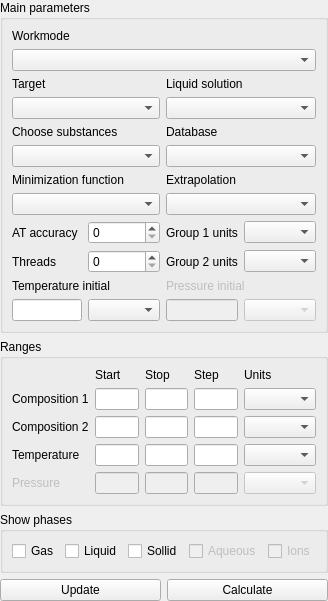
The window that src/calculationparameters.ui (alexonemore/atc) describes before a commit, drawn with Qt 5.
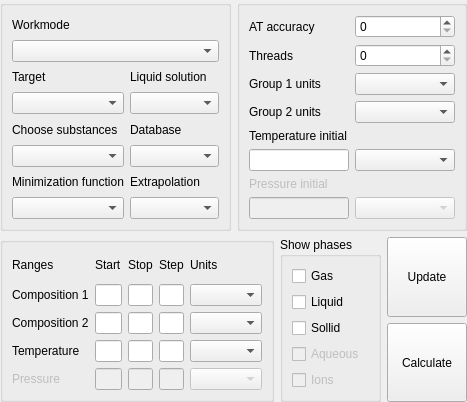
The same window after the commit.

Patch:
```diff
--- a/src/calculationparameters.ui
+++ b/src/calculationparameters.ui
@@ -6,8 +6,8 @@
    <rect>
     <x>0</x>
     <y>0</y>
-    <width>321</width>
-    <height>571</height>
+    <width>442</width>
+    <height>378</height>
    </rect>
   </property>
   <property name="sizePolicy">
@@ -19,7 +19,7 @@
   <property name="windowTitle">
    <string>GroupBox</string>
   </property>
-  <layout class="QVBoxLayout" name="verticalLayout">
+  <layout class="QVBoxLayout" name="verticalLayout_2">
    <property name="leftMargin">
     <number>0</number>
    </property>
@@ -33,59 +33,17 @@
     <number>0</number>
    </property>
    <item>
+    <layout class="QHBoxLayout" name="horizontalLayout">
+     <item>
     <widget class="QGroupBox" name="groupBox">
      <property name="title">
-      <string>Main parameters</string>
-     </property>
-     <layout class="QVBoxLayout" name="verticalLayout_2">
-      <item>
+        <string/>
+       </property>
        <layout class="QGridLayout" name="gridLayout_3">
-        <item row="9" column="2">
-         <widget class="QLabel" name="label_8">
-          <property name="text">
-           <string>Group 2 units</string>
-          </property>
-          <property name="alignment">
-           <set>Qt::AlignLeading|Qt::AlignLeft|Qt::AlignVCenter</set>
-          </property>
-         </widget>
-        </item>
-        <item row="8" column="3">
-         <widget class="QComboBox" name="group1_units"/>
-        </item>
-        <item row="8" column="1">
-         <widget class="QSpinBox" name="at_accuracy"/>
-        </item>
-        <item row="9" column="1">
-         <widget class="QSpinBox" name="threads"/>
-        </item>
-        <item row="7" column="0" colspan="2">
-         <widget class="QComboBox" name="minimization_function"/>
-        </item>
-        <item row="2" column="0" colspan="2">
-         <widget class="QLabel" name="label_19">
-          <property name="text">
-           <string>Target</string>
-          </property>
-          <property name="alignment">
-           <set>Qt::AlignLeading|Qt::AlignLeft|Qt::AlignVCenter</set>
-          </property>
-         </widget>
-        </item>
-        <item row="5" column="0" colspan="2">
+        <item row="5" column="0">
          <widget class="QComboBox" name="choose_substances"/>
         </item>
-        <item row="6" column="0" colspan="2">
-         <widget class="QLabel" name="label_23">
-          <property name="text">
-           <string>Minimization function</string>
-          </property>
-          <property name="alignment">
-           <set>Qt::AlignLeading|Qt::AlignLeft|Qt::AlignVCenter</set>
-          </property>
-         </widget>
-        </item>
-        <item row="4" column="0" colspan="2">
+        <item row="4" column="0">
          <widget class="QLabel" name="label_28">
           <property name="text">
            <string>Choose substances</string>
@@ -95,7 +53,107 @@
           </property>
          </widget>
         </item>
-        <item row="9" column="0">
+        <item row="6" column="0">
+         <widget class="QLabel" name="label_23">
+          <property name="text">
+           <string>Minimization function</string>
+          </property>
+          <property name="alignment">
+           <set>Qt::AlignLeading|Qt::AlignLeft|Qt::AlignVCenter</set>
+          </property>
+         </widget>
+        </item>
+        <item row="2" column="0">
+         <widget class="QLabel" name="label_19">
+          <property name="text">
+           <string>Target</string>
+          </property>
+          <property name="alignment">
+           <set>Qt::AlignLeading|Qt::AlignLeft|Qt::AlignVCenter</set>
+          </property>
+         </widget>
+        </item>
+        <item row="7" column="0">
+         <widget class="QComboBox" name="minimization_function"/>
+        </item>
+        <item row="3" column="0">
+         <widget class="QComboBox" name="target"/>
+        </item>
+        <item row="2" column="1">
+         <widget class="QLabel" name="label_22">
+          <property name="text">
+           <string>Liquid solution</string>
+          </property>
+          <property name="alignment">
+           <set>Qt::AlignLeading|Qt::AlignLeft|Qt::AlignVCenter</set>
+          </property>
+         </widget>
+        </item>
+        <item row="3" column="1">
+         <widget class="QComboBox" name="liquid_solution"/>
+        </item>
+        <item row="1" column="0" colspan="2">
+         <widget class="QComboBox" name="workmode"/>
+        </item>
+        <item row="0" column="0" colspan="2">
+         <widget class="QLabel" name="label_29">
+          <property name="text">
+           <string>Workmode</string>
+          </property>
+          <property name="alignment">
+           <set>Qt::AlignLeading|Qt::AlignLeft|Qt::AlignVCenter</set>
+          </property>
+         </widget>
+        </item>
+        <item row="4" column="1">
+         <widget class="QLabel" name="label_24">
+          <property name="text">
+           <string>Database</string>
+          </property>
+          <property name="alignment">
+           <set>Qt::AlignLeading|Qt::AlignLeft|Qt::AlignVCenter</set>
+          </property>
+         </widget>
+        </item>
+        <item row="5" column="1">
+         <widget class="QComboBox" name="database"/>
+        </item>
+        <item row="6" column="1">
+         <widget class="QLabel" name="label_25">
+          <property name="text">
+           <string>Extrapolation</string>
+          </property>
+          <property name="alignment">
+           <set>Qt::AlignLeading|Qt::AlignLeft|Qt::AlignVCenter</set>
+          </property>
+         </widget>
+        </item>
+        <item row="7" column="1">
+         <widget class="QComboBox" name="extrapolation"/>
+        </item>
+       </layout>
+      </widget>
+     </item>
+     <item>
+      <widget class="QGroupBox" name="groupBox_2">
+       <property name="title">
+        <string/>
+       </property>
+       <layout class="QGridLayout" name="gridLayout_4">
+        <item row="0" column="1">
+         <widget class="QSpinBox" name="at_accuracy"/>
+        </item>
+        <item row="5" column="0">
+         <widget class="QLineEdit" name="temperature_initial">
+          <property name="sizePolicy">
+           <sizepolicy hsizetype="Ignored" vsizetype="Fixed">
+            <horstretch>0</horstretch>
+            <verstretch>0</verstretch>
+           </sizepolicy>
+          </property>
+         </widget>
+        </item>
+        <item row="1" column="0">
          <widget class="QLabel" name="label_27">
           <property name="text">
            <string>Threads</string>
@@ -105,17 +163,33 @@
           </property>
          </widget>
         </item>
-        <item row="8" column="2">
-         <widget class="QLabel" name="label_7">
+        <item row="1" column="1">
+         <widget class="QSpinBox" name="threads"/>
+        </item>
+        <item row="3" column="0">
+         <widget class="QLabel" name="label_8">
           <property name="text">
-           <string>Group 1 units</string>
+           <string>Group 2 units</string>
           </property>
           <property name="alignment">
            <set>Qt::AlignLeading|Qt::AlignLeft|Qt::AlignVCenter</set>
           </property>
          </widget>
         </item>
-        <item row="8" column="0">
+        <item row="5" column="1">
+         <widget class="QComboBox" name="temperature_initial_units"/>
+        </item>
+        <item row="4" column="0" colspan="2">
+         <widget class="QLabel" name="label_2">
+          <property name="text">
+           <string>Temperature initial</string>
+          </property>
+          <property name="alignment">
+           <set>Qt::AlignLeading|Qt::AlignLeft|Qt::AlignVCenter</set>
+          </property>
+         </widget>
+        </item>
+        <item row="0" column="0">
          <widget class="QLabel" name="label_26">
           <property name="text">
            <string>AT accuracy</string>
@@ -125,26 +199,23 @@
           </property>
          </widget>
         </item>
-        <item row="9" column="3">
+        <item row="2" column="1">
+         <widget class="QComboBox" name="group1_units"/>
+        </item>
+        <item row="2" column="0">
+         <widget class="QLabel" name="label_7">
+          <property name="text">
+           <string>Group 1 units</string>
+          </property>
+          <property name="alignment">
+           <set>Qt::AlignLeading|Qt::AlignLeft|Qt::AlignVCenter</set>
+          </property>
+         </widget>
+        </item>
+        <item row="3" column="1">
          <widget class="QComboBox" name="group2_units"/>
         </item>
-        <item row="3" column="0" colspan="2">
-         <widget class="QComboBox" name="target"/>
-        </item>
-        <item row="11" column="0">
-         <widget class="QLineEdit" name="temperature_initial">
-          <property name="sizePolicy">
-           <sizepolicy hsizetype="Ignored" vsizetype="Fixed">
-            <horstretch>0</horstretch>
-            <verstretch>0</verstretch>
-           </sizepolicy>
-          </property>
-         </widget>
-        </item>
-        <item row="11" column="1">
-         <widget class="QComboBox" name="temperature_initial_units"/>
-        </item>
-        <item row="11" column="2">
+        <item row="7" column="0">
          <widget class="QLineEdit" name="pressure_initial">
           <property name="enabled">
            <bool>false</bool>
@@ -157,24 +228,14 @@
           </property>
          </widget>
         </item>
-        <item row="11" column="3">
+        <item row="7" column="1">
          <widget class="QComboBox" name="pressure_initial_units">
           <property name="enabled">
            <bool>false</bool>
           </property>
          </widget>
         </item>
-        <item row="10" column="0" colspan="2">
-         <widget class="QLabel" name="label_2">
-          <property name="text">
-           <string>Temperature initial</string>
-          </property>
-          <property name="alignment">
-           <set>Qt::AlignLeading|Qt::AlignLeft|Qt::AlignVCenter</set>
-          </property>
-         </widget>
-        </item>
-        <item row="10" column="2" colspan="2">
+        <item row="6" column="0" colspan="2">
          <widget class="QLabel" name="label_6">
           <property name="enabled">
            <bool>false</bool>
@@ -187,112 +248,25 @@
           </property>
          </widget>
         </item>
-        <item row="6" column="2" colspan="2">
-         <widget class="QLabel" name="label_25">
-          <property name="text">
-           <string>Extrapolation</string>
-          </property>
-          <property name="alignment">
-           <set>Qt::AlignLeading|Qt::AlignLeft|Qt::AlignVCenter</set>
-          </property>
-         </widget>
-        </item>
-        <item row="7" column="2" colspan="2">
-         <widget class="QComboBox" name="extrapolation"/>
-        </item>
-        <item row="5" column="2" colspan="2">
-         <widget class="QComboBox" name="database"/>
-        </item>
-        <item row="4" column="2" colspan="2">
-         <widget class="QLabel" name="label_24">
-          <property name="text">
-           <string>Database</string>
-          </property>
-          <property name="alignment">
-           <set>Qt::AlignLeading|Qt::AlignLeft|Qt::AlignVCenter</set>
-          </property>
-         </widget>
-        </item>
-        <item row="2" column="2" colspan="2">
-         <widget class="QLabel" name="label_22">
-          <property name="text">
-           <string>Liquid solution</string>
-          </property>
-          <property name="alignment">
-           <set>Qt::AlignLeading|Qt::AlignLeft|Qt::AlignVCenter</set>
-          </property>
-         </widget>
-        </item>
-        <item row="3" column="2" colspan="2">
-         <widget class="QComboBox" name="liquid_solution"/>
-        </item>
-        <item row="0" column="0" colspan="4">
-         <widget class="QLabel" name="label_29">
-          <property name="text">
-           <string>Workmode</string>
-          </property>
-          <property name="alignment">
-           <set>Qt::AlignLeading|Qt::AlignLeft|Qt::AlignVCenter</set>
-          </property>
-         </widget>
-        </item>
-        <item row="1" column="0" colspan="4">
-         <widget class="QComboBox" name="workmode"/>
-        </item>
-       </layout>
-      </item>
-     </layout>
-    </widget>
-   </item>
+       </layout>
+      </widget>
+     </item>
+    </layout>
+   </item>
    <item>
-    <widget class="QGroupBox" name="groupBox_2">
-     <property name="title">
-      <string>Ranges</string>
-     </property>
-     <layout class="QVBoxLayout" name="verticalLayout_3">
+    <layout class="QHBoxLayout" name="horizontalLayout_2">
       <item>
-       <layout class="QGridLayout" name="gridLayout_2">
-        <item row="2" column="4">
-         <widget class="QComboBox" name="composition2_units"/>
-        </item>
-        <item row="4" column="4">
-         <widget class="QComboBox" name="pressure_units">
-          <property name="enabled">
-           <bool>false</bool>
-          </property>
-         </widget>
-        </item>
-        <item row="0" column="4">
-         <widget class="QLabel" name="label_42">
-          <property name="text">
-           <string>Units</string>
-          </property>
-         </widget>
-        </item>
-        <item row="0" column="2">
-         <widget class="QLabel" name="label_40">
-          <property name="text">
-           <string>Stop</string>
-          </property>
-         </widget>
-        </item>
-        <item row="0" column="3">
-         <widget class="QLabel" name="label_41">
-          <property name="text">
-           <string>Step</string>
-          </property>
-         </widget>
-        </item>
-        <item row="1" column="2">
-         <widget class="QLineEdit" name="composition1_stop">
+      <widget class="QGroupBox" name="groupBox_3">
           <property name="sizePolicy">
-           <sizepolicy hsizetype="Ignored" vsizetype="Fixed">
-            <horstretch>0</horstretch>
+        <sizepolicy hsizetype="Preferred" vsizetype="Preferred">
+         <horstretch>10</horstretch>
             <verstretch>0</verstretch>
            </sizepolicy>
           </property>
-         </widget>
-        </item>
+       <property name="title">
+        <string/>
+       </property>
+       <layout class="QGridLayout" name="gridLayout">
         <item row="4" column="0">
          <widget class="QLabel" name="label_43">
           <property name="enabled">
@@ -303,29 +277,6 @@
           </property>
          </widget>
         </item>
-        <item row="1" column="3">
-         <widget class="QLineEdit" name="composition1_step">
-          <property name="sizePolicy">
-           <sizepolicy hsizetype="Ignored" vsizetype="Fixed">
-            <horstretch>0</horstretch>
-            <verstretch>0</verstretch>
-           </sizepolicy>
-          </property>
-         </widget>
-        </item>
-        <item row="4" column="2">
-         <widget class="QLineEdit" name="pressure_stop">
-          <property name="enabled">
-           <bool>false</bool>
-          </property>
-          <property name="sizePolicy">
-           <sizepolicy hsizetype="Ignored" vsizetype="Fixed">
-            <horstretch>0</horstretch>
-            <verstretch>0</verstretch>
-           </sizepolicy>
-          </property>
-         </widget>
-        </item>
         <item row="3" column="1">
          <widget class="QLineEdit" name="temperature_start">
           <property name="sizePolicy">
@@ -336,95 +287,6 @@
           </property>
          </widget>
         </item>
-        <item row="4" column="3">
-         <widget class="QLineEdit" name="pressure_step">
-          <property name="enabled">
-           <bool>false</bool>
-          </property>
-          <property name="sizePolicy">
-           <sizepolicy hsizetype="Ignored" vsizetype="Fixed">
-            <horstretch>0</horstretch>
-            <verstretch>0</verstretch>
-           </sizepolicy>
-          </property>
-         </widget>
-        </item>
-        <item row="4" column="1">
-         <widget class="QLineEdit" name="pressure_start">
-          <property name="enabled">
-           <bool>false</bool>
-          </property>
-          <property name="sizePolicy">
-           <sizepolicy hsizetype="Ignored" vsizetype="Fixed">
-            <horstretch>0</horstretch>
-            <verstretch>0</verstretch>
-           </sizepolicy>
-          </property>
-         </widget>
-        </item>
-        <item row="2" column="1">
-         <widget class="QLineEdit" name="composition2_start">
-          <property name="sizePolicy">
-           <sizepolicy hsizetype="Ignored" vsizetype="Fixed">
-            <horstretch>0</horstretch>
-            <verstretch>0</verstretch>
-           </sizepolicy>
-          </property>
-         </widget>
-        </item>
-        <item row="3" column="2">
-         <widget class="QLineEdit" name="temperature_stop">
-          <property name="sizePolicy">
-           <sizepolicy hsizetype="Ignored" vsizetype="Fixed">
-            <horstretch>0</horstretch>
-            <verstretch>0</verstretch>
-           </sizepolicy>
-          </property>
-         </widget>
-        </item>
-        <item row="3" column="4">
-         <widget class="QComboBox" name="temperature_units"/>
-        </item>
-        <item row="3" column="3">
-         <widget class="QLineEdit" name="temperature_step">
-          <property name="sizePolicy">
-           <sizepolicy hsizetype="Ignored" vsizetype="Fixed">
-            <horstretch>0</horstretch>
-            <verstretch>0</verstretch>
-           </sizepolicy>
-          </property>
-         </widget>
-        </item>
-        <item row="1" column="0">
-         <widget class="QLabel" name="label_38">
-          <property name="text">
-           <string>Composition 1</string>
-          </property>
-         </widget>
-        </item>
-        <item row="2" column="2">
-         <widget class="QLineEdit" name="composition2_stop">
-          <property name="sizePolicy">
-           <sizepolicy hsizetype="Ignored" vsizetype="Fixed">
-            <horstretch>0</horstretch>
-            <verstretch>0</verstretch>
-           </sizepolicy>
-          </property>
-         </widget>
-        </item>
-        <item row="2" column="3">
-         <widget class="QLineEdit" name="composition2_step">
-          <property name="sizePolicy">
-           <sizepolicy hsizetype="Ignored" vsizetype="Fixed">
-            <horstretch>0</horstretch>
-            <verstretch>0</verstretch>
-           </sizepolicy>
-          </property>
-         </widget>
-        </item>
-        <item row="1" column="4">
-         <widget class="QComboBox" name="composition1_units"/>
-        </item>
         <item row="2" column="0">
          <widget class="QLabel" name="label_37">
           <property name="text">
@@ -432,6 +294,43 @@
           </property>
          </widget>
         </item>
+        <item row="0" column="3">
+         <widget class="QLabel" name="label_41">
+          <property name="text">
+           <string>Step</string>
+          </property>
+         </widget>
+        </item>
+        <item row="3" column="3">
+         <widget class="QLineEdit" name="temperature_step">
+          <property name="sizePolicy">
+           <sizepolicy hsizetype="Ignored" vsizetype="Fixed">
+            <horstretch>0</horstretch>
+            <verstretch>0</verstretch>
+           </sizepolicy>
+          </property>
+         </widget>
+        </item>
+        <item row="2" column="1">
+         <widget class="QLineEdit" name="composition2_start">
+          <property name="sizePolicy">
+           <sizepolicy hsizetype="Ignored" vsizetype="Fixed">
+            <horstretch>0</horstretch>
+            <verstretch>0</verstretch>
+           </sizepolicy>
+          </property>
+         </widget>
+        </item>
+        <item row="1" column="3">
+         <widget class="QLineEdit" name="composition1_step">
+          <property name="sizePolicy">
+           <sizepolicy hsizetype="Ignored" vsizetype="Fixed">
+            <horstretch>0</horstretch>
+            <verstretch>0</verstretch>
+           </sizepolicy>
+          </property>
+         </widget>
+        </item>
         <item row="0" column="1">
          <widget class="QLabel" name="label_39">
           <property name="text">
@@ -439,6 +338,16 @@
           </property>
          </widget>
         </item>
+        <item row="1" column="2">
+         <widget class="QLineEdit" name="composition1_stop">
+          <property name="sizePolicy">
+           <sizepolicy hsizetype="Ignored" vsizetype="Fixed">
+            <horstretch>0</horstretch>
+            <verstretch>0</verstretch>
+           </sizepolicy>
+          </property>
+         </widget>
+        </item>
         <item row="3" column="0">
          <widget class="QLabel" name="label_13">
           <property name="text">
@@ -446,6 +355,13 @@
           </property>
          </widget>
         </item>
+        <item row="0" column="0">
+         <widget class="QLabel" name="label">
+          <property name="text">
+           <string>Ranges</string>
+          </property>
+         </widget>
+        </item>
         <item row="1" column="1">
          <widget class="QLineEdit" name="composition1_start">
           <property name="sizePolicy">
@@ -462,7 +378,111 @@
           </property>
          </widget>
         </item>
-       </layout>
+        <item row="2" column="3">
+         <widget class="QLineEdit" name="composition2_step">
+          <property name="sizePolicy">
+           <sizepolicy hsizetype="Ignored" vsizetype="Fixed">
+            <horstretch>0</horstretch>
+            <verstretch>0</verstretch>
+           </sizepolicy>
+          </property>
+         </widget>
+        </item>
+        <item row="4" column="1">
+         <widget class="QLineEdit" name="pressure_start">
+          <property name="enabled">
+           <bool>false</bool>
+          </property>
+          <property name="sizePolicy">
+           <sizepolicy hsizetype="Ignored" vsizetype="Fixed">
+            <horstretch>0</horstretch>
+            <verstretch>0</verstretch>
+           </sizepolicy>
+          </property>
+         </widget>
+        </item>
+        <item row="3" column="2">
+         <widget class="QLineEdit" name="temperature_stop">
+          <property name="sizePolicy">
+           <sizepolicy hsizetype="Ignored" vsizetype="Fixed">
+            <horstretch>0</horstretch>
+            <verstretch>0</verstretch>
+           </sizepolicy>
+          </property>
+         </widget>
+        </item>
+        <item row="2" column="2">
+         <widget class="QLineEdit" name="composition2_stop">
+          <property name="sizePolicy">
+           <sizepolicy hsizetype="Ignored" vsizetype="Fixed">
+            <horstretch>0</horstretch>
+            <verstretch>0</verstretch>
+           </sizepolicy>
+          </property>
+         </widget>
+        </item>
+        <item row="4" column="2">
+         <widget class="QLineEdit" name="pressure_stop">
+          <property name="enabled">
+           <bool>false</bool>
+          </property>
+          <property name="sizePolicy">
+           <sizepolicy hsizetype="Ignored" vsizetype="Fixed">
+            <horstretch>0</horstretch>
+            <verstretch>0</verstretch>
+           </sizepolicy>
+          </property>
+         </widget>
+        </item>
+        <item row="4" column="3">
+         <widget class="QLineEdit" name="pressure_step">
+          <property name="enabled">
+           <bool>false</bool>
+          </property>
+          <property name="sizePolicy">
+           <sizepolicy hsizetype="Ignored" vsizetype="Fixed">
+            <horstretch>0</horstretch>
+            <verstretch>0</verstretch>
+           </sizepolicy>
+          </property>
+         </widget>
+        </item>
+        <item row="1" column="0">
+         <widget class="QLabel" name="label_38">
+          <property name="text">
+           <string>Composition 1</string>
+          </property>
+         </widget>
+        </item>
+        <item row="0" column="2">
+         <widget class="QLabel" name="label_40">
+          <property name="text">
+           <string>Stop</string>
+          </property>
+         </widget>
+        </item>
+        <item row="0" column="4">
+         <widget class="QLabel" name="label_42">
+          <property name="text">
+           <string>Units</string>
+          </property>
+         </widget>
+        </item>
+        <item row="1" column="4">
+         <widget class="QComboBox" name="composition1_units"/>
+        </item>
+        <item row="2" column="4">
+         <widget class="QComboBox" name="composition2_units"/>
+        </item>
+        <item row="3" column="4">
+         <widget class="QComboBox" name="temperature_units"/>
+        </item>
+        <item row="4" column="4">
+         <widget class="QComboBox" name="pressure_units">
+          <property name="enabled">
+           <bool>false</bool>
+          </property>
+         </widget>
       </item>
      </layout>
     </widget>
@@ -471,14 +491,14 @@
     <widget class="QGroupBox" name="groupBox_10">
      <property name="sizePolicy">
       <sizepolicy hsizetype="Minimum" vsizetype="Preferred">
-       <horstretch>0</horstretch>
+         <horstretch>1</horstretch>
        <verstretch>0</verstretch>
       </sizepolicy>
      </property>
      <property name="title">
       <string>Show phases</string>
      </property>
-     <layout class="QHBoxLayout" name="horizontalLayout_2">
+       <layout class="QVBoxLayout" name="verticalLayout">
       <item>
        <widget class="QCheckBox" name="show_gas">
         <property name="text">
@@ -524,7 +544,7 @@
     </widget>
    </item>
    <item>
-    <layout class="QHBoxLayout" name="horizontalLayout">
+      <layout class="QVBoxLayout" name="verticalLayout_3">
      <item>
       <widget class="QPushButton" name="update">
        <property name="sizePolicy">
@@ -550,6 +570,8 @@
         <string>Calculate</string>
        </property>
       </widget>
+       </item>
+      </layout>
      </item>
     </layout>
    </item>
```
Lines whose indentation alone changed are shown as unchanged.
